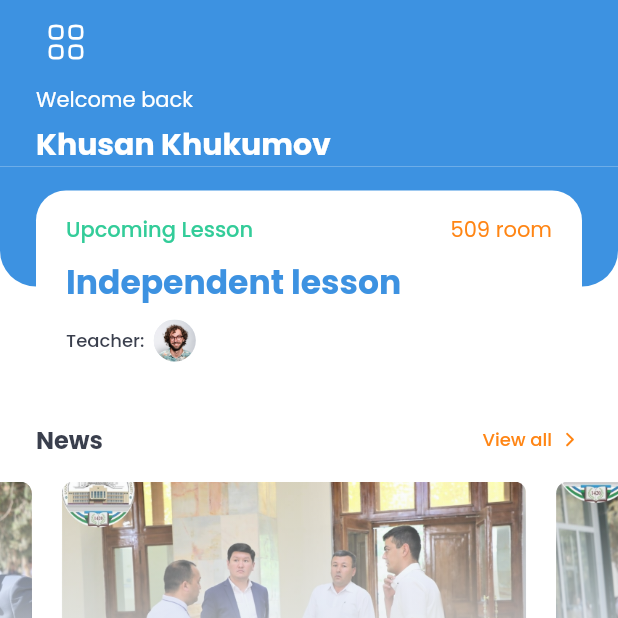
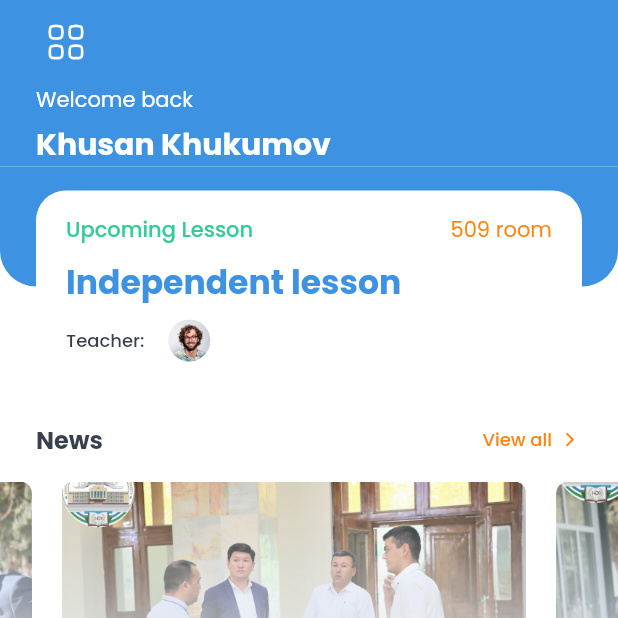
Before and after one commit to IamKhuk/SamEdu, a Flutter app: the HomeScreen screen opened directly, on a phone screen of 412 x 824 dp, the top half of it. Run offline on Flutter 3.47's test engine with Material 2 defaults, Android fonts, the light colour scheme and no system bars; drawn by our look-alikes of carousel_slider; our stand-ins replace flutter_svg, pinput, shared_preferences; accounts and stored records are empty.

Commit message:
minor fixes

```diff
--- a/lib/src/ui/menu/home/home_screen.dart
+++ b/lib/src/ui/menu/home/home_screen.dart
@@ -23,6 +23,13 @@
 
   @override
   void initState() {
+    if (DateTime.now().hour <=
+        int.parse(Defaults()
+            .schedules[DateTime.now().weekday - 1]
+            .last
+            .end
+            .split(':')
+            .last)) {
       schedule = Defaults().schedules[DateTime.now().weekday - 1].firstWhere(
         (element) {
           int hour = int.parse(element.end.split(':').toList()[0]);
@@ -32,6 +39,13 @@
       DateTime.now().hour < int.parse(schedule.end.split(':').toList()[0])
           ? lessonStatus = 'Upcoming'
           : lessonStatus = 'Ongoing';
+    } else if (DateTime.now().weekday == 6) {
+      schedule = Defaults().schedules[0].first;
+      lessonStatus = 'Upcoming';
+    } else {
+      schedule = Defaults().schedules[DateTime.now().weekday].first;
+      lessonStatus = 'Upcoming';
+    }
     super.initState();
   }
 
@@ -153,7 +167,7 @@
                                       MainAxisAlignment.spaceBetween,
                                   children: [
                                     Text(
-                                      lessonStatus+' Lesson',
+                                      lessonStatus + ' Lesson',
                                       style: const TextStyle(
                                         fontFamily: AppTheme.fontFamily,
                                         fontSize: 14,
@@ -196,7 +210,7 @@
                                 Row(
                                   children: [
                                     const Text(
-                                      'Teacher:  ',
+                                      'Teacher:',
                                       style: TextStyle(
                                         fontWeight: FontWeight.w500,
                                         fontSize: 12,
@@ -205,6 +219,7 @@
                                         color: AppTheme.dark,
                                       ),
                                     ),
+                                    const SizedBox(width: 16),
                                     GestureDetector(
                                       onTap: () => BottomDialog.showAvatar(
                                         context,
@@ -230,7 +245,7 @@
                                                 ),
                                               ),
                                             ),
-                                            const SizedBox(width: 16),
+                                            const SizedBox(width: 8),
                                             Text(
                                               schedule.teacher.fullName,
                                               style: const TextStyle(
```
Lines whose indentation alone changed are shown as unchanged.
